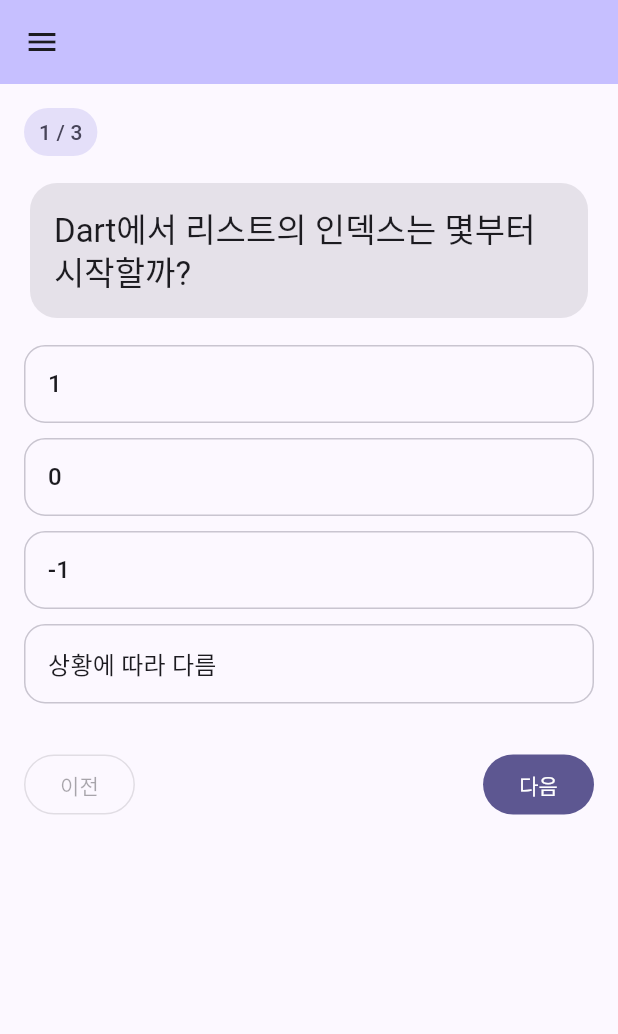
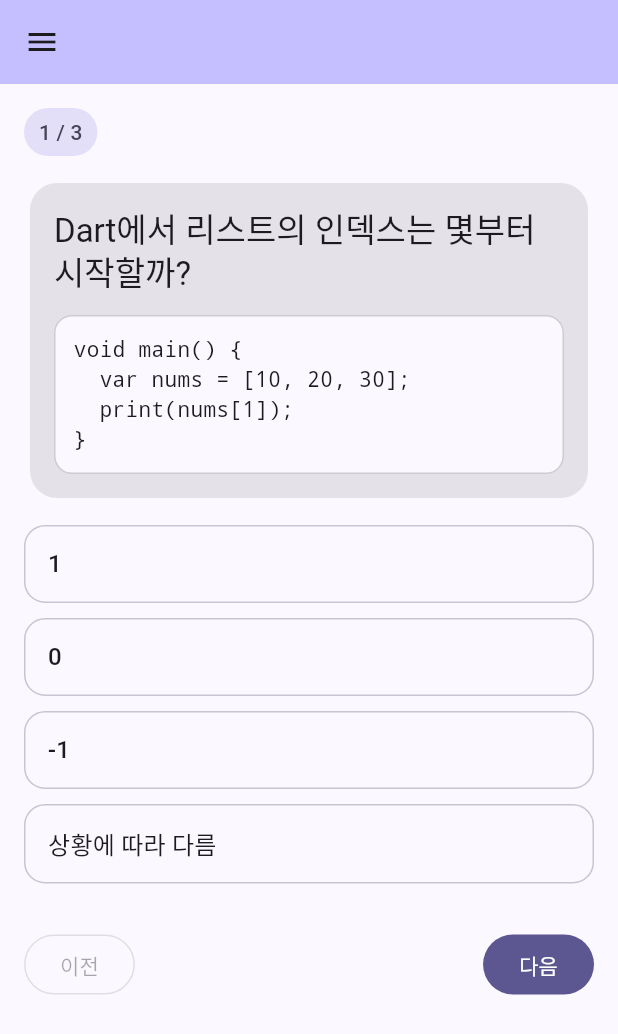
Before and after one commit to SeungYeon04/D_StudyQuiz, a Flutter app: the screen it shows after launch, on a phone screen of 412 x 824 dp. Shown: the top 1034 px of the screen. Run offline on Flutter 3.47's test engine with Material 3 defaults, Android fonts, the light colour scheme and no system bars; our stand-ins replace flutter_markdown.

Commit message:
feat : 코드라인 추가

```diff
--- a/quiz_lock_app/assets/quizzes/sample_quiz.json
+++ b/quiz_lock_app/assets/quizzes/sample_quiz.json
@@ -5,6 +5,12 @@
       "id": "test",
       "type": "multipleChoice",
       "question": "Dart에서 리스트의 인덱스는 몇부터 시작할까?",
+      "codeLines": [
+        "void main() {",
+        "  var nums = [10, 20, 30];",
+        "  print(nums[1]);",
+        "}"
+      ],
       "options": ["1", "0", "-1", "상황에 따라 다름"],
       "answerIndex": 1,
       "explanation": "Dart의 List는 0-based index를 사용해요."
--- a/quiz_lock_app/lib/quiz/models/quiz_question.dart
+++ b/quiz_lock_app/lib/quiz/models/quiz_question.dart
@@ -8,6 +8,7 @@
     required this.id,
     required this.type,
     required this.question,
+    this.codeLines,
     this.options,
     this.answerIndex,
     this.correctAnswer, // 빈칸 채우기나 서술형의 정답
@@ -18,11 +19,14 @@
   final String id;
   final QuizQuestionType type;
   final String question;
+  final List<String>? codeLines;
   final List<String>? options; // 객관식용
   final int? answerIndex; // 객관식용
   final String? correctAnswer; // 빈칸 채우기/서술형용
   final String? explanation;
   final List<int>? blankPositions; // 빈칸 채우기용
+
+  String? get code => codeLines?.join('\n');
 
   factory QuizQuestion.fromJson(Map<String, dynamic> json) {
     final typeStr = (json['type'] ?? 'multipleChoice').toString();
@@ -61,10 +65,17 @@
       }
     }
 
+    List<String>? codeLines;
+    final codeLinesDynamic = json['codeLines'];
+    if (codeLinesDynamic is List) {
+      codeLines = codeLinesDynamic.map((e) => e.toString()).toList(growable: false);
+    }
+
     return QuizQuestion(
       id: (json['id'] ?? '').toString(),
       type: type,
       question: (json['question'] ?? '').toString(),
+      codeLines: codeLines,
       options: options,
       answerIndex: answerIndex,
       correctAnswer: correctAnswer,
--- a/quiz_lock_app/lib/quiz/screens/quiz_screen.dart
+++ b/quiz_lock_app/lib/quiz/screens/quiz_screen.dart
@@ -4,6 +4,7 @@
 import '../models/quiz_question.dart';
 import '../widgets/quiz_option_button.dart';
 import '../widgets/quiz_fill_blank_widget.dart';
+import '../widgets/quiz_question_card.dart';
 import '../widgets/quiz_result_card.dart';
 import 'jokbo_list_screen.dart';
 
@@ -145,7 +146,10 @@
                     ),
                     const SizedBox(height: 14),
                     if (q.type == QuizQuestionType.multipleChoice) ...[
-                      _QuestionCard(question: q.question),
+                      QuizQuestionCard(
+                        question: q.question,
+                        codeLines: q.codeLines,
+                      ),
                       const SizedBox(height: 14),
                       ...List.generate(q.options!.length, (i) {
                         final optionState = _optionStateFor(i, q);
@@ -161,6 +165,7 @@
                     ] else if (q.type == QuizQuestionType.fillBlank) ...[
                       QuizFillBlankWidget(
                         question: q.question,
+                        codeLines: q.codeLines,
                         correctAnswer: q.correctAnswer ?? '',
                         blankPositions: q.blankPositions,
                         onSubmit: _submitFillBlank,
@@ -295,30 +300,6 @@
   }
 }
 
-class _QuestionCard extends StatelessWidget {
-  const _QuestionCard({required this.question});
-
-  final String question;
-
-  @override
-  Widget build(BuildContext context) {
-    final theme = Theme.of(context);
-    final colorScheme = theme.colorScheme;
-    return Card(
-      elevation: 0,
-      color: colorScheme.surfaceContainerHighest,
-      shape: RoundedRectangleBorder(borderRadius: BorderRadius.circular(18)),
-      child: Padding(
-        padding: const EdgeInsets.all(16),
-        child: Text(
-          question,
-          style: theme.textTheme.titleLarge?.copyWith(height: 1.25),
-        ),
-      ),
-    );
-  }
-}
-
 class _QuizNavRow extends StatelessWidget {
   const _QuizNavRow({
     required this.hasPrev,
--- a/quiz_lock_app/lib/quiz/widgets/quiz_fill_blank_widget.dart
+++ b/quiz_lock_app/lib/quiz/widgets/quiz_fill_blank_widget.dart
@@ -1,4 +1,6 @@
 import 'package:flutter/material.dart';
+
+import 'quiz_question_card.dart';
 
 class QuizFillBlankWidget extends StatefulWidget {
   const QuizFillBlankWidget({
@@ -6,12 +8,14 @@
     required this.question,
     required this.correctAnswer,
     required this.onSubmit,
+    this.codeLines,
     this.blankPositions,
     this.answered = false,
     this.userAnswer,
   });
 
   final String question;
+  final List<String>? codeLines;
   final String correctAnswer;
   final List<int>? blankPositions;
   /// 제출 시에만 호출 (입력한 문자열 전달). 타이핑 중에는 호출 안 함.
@@ -113,21 +117,10 @@
     return Column(
       crossAxisAlignment: CrossAxisAlignment.start,
       children: [
-        Card(
-          elevation: 0,
-          color: colorScheme.surfaceContainerHighest,
-          shape: RoundedRectangleBorder(borderRadius: BorderRadius.circular(18)),
-          child: Padding(
-            padding: const EdgeInsets.all(16),
-            child: Column(
-              crossAxisAlignment: CrossAxisAlignment.start,
-              children: [
-                Text(
-                  _buildQuestionWithBlanks(),
-                  style: theme.textTheme.titleLarge?.copyWith(height: 1.25),
-                ),
-                const SizedBox(height: 16),
-                Row(
+        QuizQuestionCard(
+          question: _buildQuestionWithBlanks(),
+          codeLines: widget.codeLines,
+          footer: Row(
             children: [
               Expanded(
                 child: TextField(
@@ -189,9 +182,6 @@
               ),
             ],
           ),
-              ],
-            ),
-          ),
         ),
       ],
     );
--- /dev/null
+++ b/quiz_lock_app/lib/quiz/widgets/quiz_question_card.dart
@@ -0,0 +1,65 @@
+import 'package:flutter/material.dart';
+
+/// 질문 텍스트와 선택적 코드 블록을 회색 카드로 표시.
+class QuizQuestionCard extends StatelessWidget {
+  const QuizQuestionCard({
+    super.key,
+    required this.question,
+    this.codeLines,
+    this.footer,
+  });
+
+  final String question;
+  final List<String>? codeLines;
+  final Widget? footer;
+
+  @override
+  Widget build(BuildContext context) {
+    final theme = Theme.of(context);
+    final colorScheme = theme.colorScheme;
+    final hasCode = codeLines != null && codeLines!.isNotEmpty;
+
+    return Card(
+      elevation: 0,
+      color: colorScheme.surfaceContainerHighest,
+      shape: RoundedRectangleBorder(borderRadius: BorderRadius.circular(18)),
+      child: Padding(
+        padding: const EdgeInsets.all(16),
+        child: Column(
+          crossAxisAlignment: CrossAxisAlignment.start,
+          children: [
+            Text(
+              question,
+              style: theme.textTheme.titleLarge?.copyWith(height: 1.25),
+            ),
+            if (hasCode) ...[
+              const SizedBox(height: 14),
+              Container(
+                width: double.infinity,
+                padding: const EdgeInsets.all(12),
+                decoration: BoxDecoration(
+                  color: colorScheme.surface,
+                  borderRadius: BorderRadius.circular(12),
+                  border: Border.all(
+                    color: colorScheme.outline.withOpacity(0.35),
+                  ),
+                ),
+                child: SelectableText(
+                  codeLines!.join('\n'),
+                  style: theme.textTheme.bodyMedium?.copyWith(
+                    fontFamily: 'monospace',
+                    height: 1.45,
+                  ),
+                ),
+              ),
+            ],
+            if (footer != null) ...[
+              const SizedBox(height: 16),
+              footer!,
+            ],
+          ],
+        ),
+      ),
+    );
+  }
+}
```
Also changed, not shown: 1 other file. Lines whose indentation alone changed are shown as unchanged.
